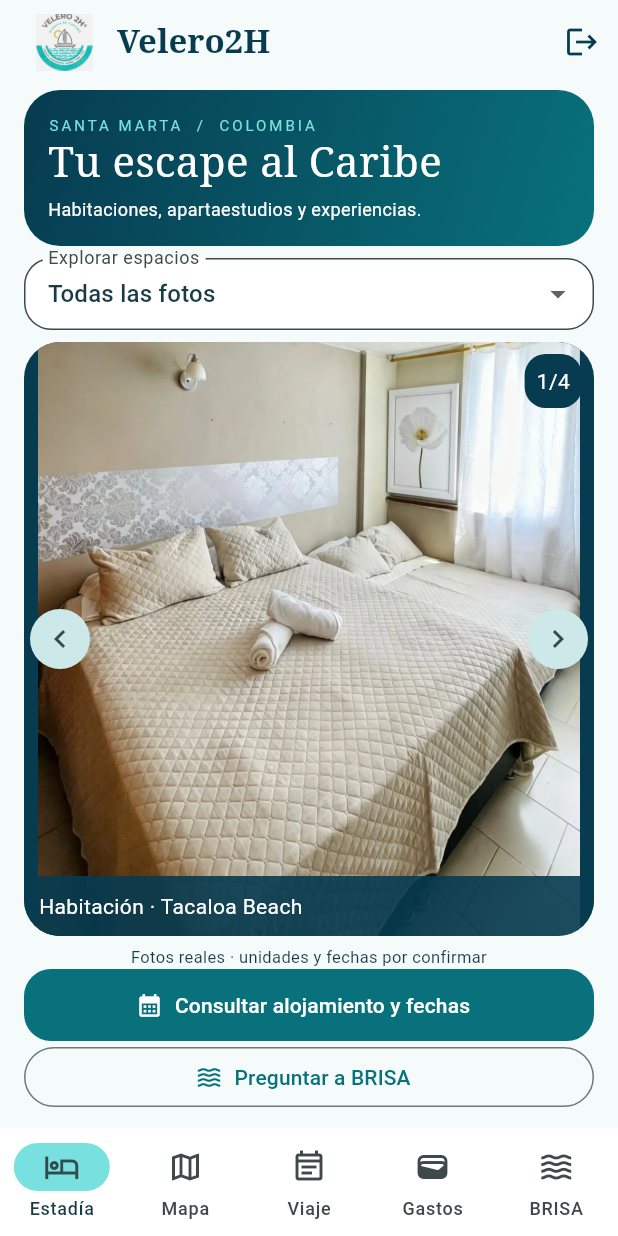
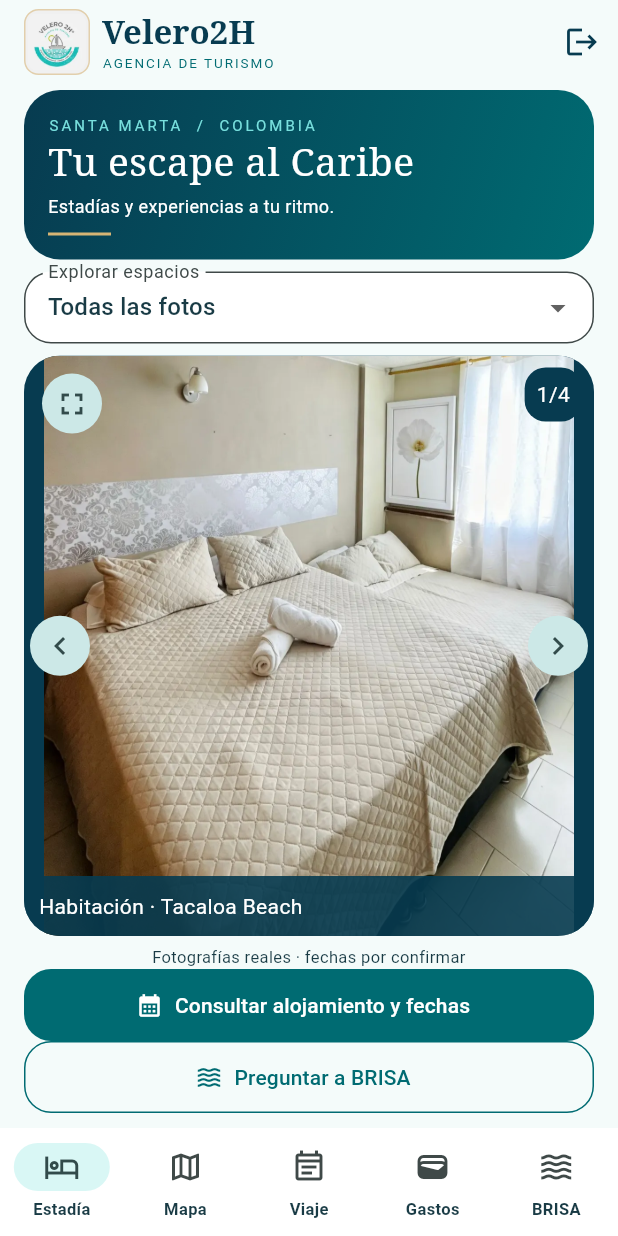
Before and after one commit to davidruizmanti1-lab/BIOMETRIC_LOGIN17, a Flutter app: the HomeScreen screen opened directly, on a phone screen of 412 x 824 dp. Run offline on Flutter 3.47's test engine with Material 3 defaults, Android fonts, the phone set to English and light mode, and no system bars; our stand-ins replace flutter_map, geolocator, latlong2, local_auth.

Commit message:
Velero2H 2.4: logo oficial, Aqua Luxury y corrección del SDK Android

```diff
--- a/lib/core/velero_theme.dart
+++ b/lib/core/velero_theme.dart
@@ -2,13 +2,14 @@ import 'package:flutter/material.dart';
 
 // Identidad costera de Velero2H.
 abstract final class VeleroTheme {
-  static const aqua = Color(0xFF25BFC7);
+  static const aqua = Color(0xFF16B6B5);
   static const lightAqua = Color(0xFF78E0DE);
-  static const teal = Color(0xFF08717B);
+  static const teal = Color(0xFF006B72);
   static const ocean = Color(0xFF073B50);
   static const water = Color(0xFFD9F7F5);
   static const ivory = Color(0xFFF4FBFA);
   static const gold = Color(0xFFD6B474);
+  static const champagne = Color(0xFFF2E4C8);
   static const ink = Color(0xFF193B45);
 
   static ThemeData get light => ThemeData(
@@ -20,7 +21,19 @@ abstract final class VeleroTheme {
       onPrimaryContainer: ocean,
     ),
     appBarTheme: const AppBarThemeData(backgroundColor: ivory, foregroundColor: ocean, elevation: 0),
-    navigationBarTheme: const NavigationBarThemeData(backgroundColor: Colors.white, indicatorColor: lightAqua),
+    navigationBarTheme: const NavigationBarThemeData(
+      backgroundColor: Colors.white, indicatorColor: water,
+      elevation: 0, labelTextStyle: WidgetStatePropertyAll(TextStyle(fontSize: 11, fontWeight: FontWeight.w600)),
+    ),
+    cardTheme: CardThemeData(
+      color: Colors.white, elevation: 0,
+      shape: RoundedRectangleBorder(borderRadius: BorderRadius.circular(24), side: const BorderSide(color: water)),
+    ),
+    outlinedButtonTheme: OutlinedButtonThemeData(style: OutlinedButton.styleFrom(
+      minimumSize: const Size(0, 48), foregroundColor: teal,
+      side: const BorderSide(color: teal),
+      shape: RoundedRectangleBorder(borderRadius: BorderRadius.circular(18)),
+    )),
     filledButtonTheme: FilledButtonThemeData(style: FilledButton.styleFrom(
       minimumSize: const Size(0, 48),
       shape: RoundedRectangleBorder(borderRadius: BorderRadius.circular(18)),
--- a/lib/presentation/screens/home_screen.dart
+++ b/lib/presentation/screens/home_screen.dart
@@ -8,6 +8,7 @@ import '../controllers/auth_controller.dart';
 import 'travel_screens.dart';
 import 'velero_map_screen.dart';
 import 'brisa_screen.dart';
+import '../widgets/velero_brand.dart';
 
 class HomeScreen extends StatefulWidget {
   const HomeScreen({super.key});
@@ -22,9 +23,12 @@ class _HomeScreenState extends State<HomeScreen> {
     final keyboard = MediaQuery.viewInsetsOf(context).bottom > 0;
     return Scaffold(
       appBar: AppBar(title: Row(children: [
-        Image.asset('assets/images/velero/logo-velero2h.webp', height: 38, width: 54, fit: BoxFit.contain),
+        const VeleroBrand(size: 44),
         const SizedBox(width: 8),
-        const Text('Velero2H', style: TextStyle(fontWeight: FontWeight.w700, fontFamily: 'serif')),
+        const Expanded(child: Column(crossAxisAlignment: CrossAxisAlignment.start, children: [
+          Text('Velero2H', style: TextStyle(fontWeight: FontWeight.w700, fontFamily: 'serif', fontSize: 22)),
+          Text('AGENCIA DE TURISMO', style: TextStyle(color: VeleroTheme.teal, fontSize: 9, letterSpacing: 1.3)),
+        ])),
       ]), actions: [
         IconButton(tooltip: 'Cerrar sesión', onPressed: context.read<AuthController>().logout, icon: const Icon(Icons.logout)),
       ]),
@@ -55,11 +59,11 @@ class _HomeScreenState extends State<HomeScreen> {
   // Las herramientas mantienen su estado dentro de la sesión.
   Widget _pane(int index, Widget child, double height) => Offstage(
     offstage: _tab != index,
-    child: TickerMode(enabled: _tab == index, child: OverflowBox(
+    child: ExcludeFocus(excluding: _tab != index, child: TickerMode(enabled: _tab == index, child: OverflowBox(
       minHeight: _tab == index ? height : 650,
       maxHeight: _tab == index ? height : 650,
       alignment: Alignment.topCenter, child: child,
-    )),
+    ))),
   );
 }
 
@@ -89,6 +93,23 @@ class _CatalogScreenState extends State<CatalogScreen> {
     } catch (_) { /* Las fotos de la web siguen disponibles. */ }
   }
 
+  void _viewPhoto(VeleroPhoto photo) {
+    showDialog<void>(context: context, builder: (context) => Dialog.fullscreen(
+      backgroundColor: VeleroTheme.ocean,
+      child: SafeArea(child: Column(children: [
+        Row(children: [
+          IconButton(color: Colors.white, tooltip: 'Cerrar foto', onPressed: () => Navigator.pop(context), icon: const Icon(Icons.close)),
+          Expanded(child: Text(photo.caption, style: const TextStyle(color: Colors.white), maxLines: 2)),
+        ]),
+        Expanded(child: InteractiveViewer(
+          minScale: 1, maxScale: 3,
+          child: Center(child: Image.asset(photo.asset, fit: BoxFit.contain)),
+        )),
+        const Padding(padding: EdgeInsets.all(12), child: Text('Foto real · acerca con dos dedos', style: TextStyle(color: Colors.white70))),
+      ])),
+    ));
+  }
+
   Future<void> _open() async {
     final messenger = ScaffoldMessenger.of(context);
     try {
@@ -102,7 +123,7 @@ class _CatalogScreenState extends State<CatalogScreen> {
     final photos = VeleroGallery.available(_assets, _category);
     final photo = photos.isEmpty ? null : photos[_index % photos.length];
     return LayoutBuilder(builder: (context, box) => Column(crossAxisAlignment: CrossAxisAlignment.stretch, children: [
-      if (box.maxHeight > 370) Container(
+      if (box.maxHeight > 435) Container(
         padding: const EdgeInsets.all(16),
         decoration: BoxDecoration(borderRadius: BorderRadius.circular(24), gradient: const LinearGradient(
           begin: Alignment.topLeft, end: Alignment.bottomRight,
@@ -111,9 +132,11 @@ class _CatalogScreenState extends State<CatalogScreen> {
         child: const Column(crossAxisAlignment: CrossAxisAlignment.start, children: [
           Text('SANTA MARTA  /  COLOMBIA', style: TextStyle(color: VeleroTheme.lightAqua, fontSize: 10, letterSpacing: 2)),
           SizedBox(height: 4),
-          Text('Tu escape al Caribe', style: TextStyle(fontSize: 28, color: Colors.white, fontFamily: 'serif', height: 1.05)),
+          Text('Tu escape al Caribe', style: TextStyle(fontSize: 26, color: Colors.white, fontFamily: 'serif', height: 1.05)),
           SizedBox(height: 8),
-          Text('Habitaciones, apartaestudios y experiencias.', style: TextStyle(color: Colors.white, fontSize: 12)),
+          Text('Estadías y experiencias a tu ritmo.', style: TextStyle(color: Colors.white, fontSize: 12)),
+          SizedBox(height: 9),
+          SizedBox(width: 42, height: 2, child: ColoredBox(color: VeleroTheme.gold)),
         ]),
       ),
       const SizedBox(height: 8),
@@ -129,7 +152,10 @@ class _CatalogScreenState extends State<CatalogScreen> {
         child: ColoredBox(color: VeleroTheme.ocean, child: photo == null
           ? const Center(child: Text('No hay fotos de esta categoría instaladas.', textAlign: TextAlign.center, style: TextStyle(color: Colors.white)))
           : Stack(fit: StackFit.expand, children: [
-            Image.asset(photo.asset, fit: BoxFit.contain, semanticLabel: photo.caption),
+            Image.asset(photo.asset, fit: BoxFit.contain, semanticLabel: photo.caption,
+              errorBuilder: (_, error, stack) => const Center(child: Text('Foto no disponible', style: TextStyle(color: Colors.white)))),
+            Positioned(top: 8, left: 8, child: IconButton.filledTonal(
+              tooltip: 'Ampliar fotografía', onPressed: () => _viewPhoto(photo), icon: const Icon(Icons.fullscreen))),
             Align(alignment: Alignment.centerLeft, child: IconButton.filledTonal(tooltip: 'Foto anterior', onPressed: () => setState(() => _index = (_index + photos.length - 1) % photos.length), icon: const Icon(Icons.chevron_left))),
             Align(alignment: Alignment.centerRight, child: IconButton.filledTonal(tooltip: 'Foto siguiente', onPressed: () => setState(() => _index = (_index + 1) % photos.length), icon: const Icon(Icons.chevron_right))),
             Positioned(top: 8, right: 8, child: DecoratedBox(decoration: BoxDecoration(color: VeleroTheme.ocean, borderRadius: BorderRadius.circular(14)), child: Padding(padding: const EdgeInsets.all(8), child: Text('${_index + 1}/${photos.length}', style: const TextStyle(color: Colors.white))))),
@@ -138,7 +164,7 @@ class _CatalogScreenState extends State<CatalogScreen> {
         ),
       )),
       const SizedBox(height: 6),
-      const Text('Fotos reales · unidades y fechas por confirmar', style: TextStyle(fontSize: 11), textAlign: TextAlign.center),
+      const Text('Fotografías reales · fechas por confirmar', style: TextStyle(fontSize: 11), textAlign: TextAlign.center),
       FilledButton.icon(onPressed: _open, icon: const Icon(Icons.calendar_month), label: const Text('Consultar alojamiento y fechas')),
       OutlinedButton.icon(onPressed: widget.onBrisa, icon: const Icon(Icons.waves), label: const Text('Preguntar a BRISA')),
     ]));
--- a/lib/presentation/screens/splash_screen.dart
+++ b/lib/presentation/screens/splash_screen.dart
@@ -1,5 +1,6 @@
 import 'package:flutter/material.dart';
 import '../../core/velero_theme.dart';
+import '../widgets/velero_brand.dart';
 
 class SplashScreen extends StatelessWidget {
   const SplashScreen({super.key});
@@ -7,7 +8,7 @@ class SplashScreen extends StatelessWidget {
   Widget build(BuildContext context) => const Scaffold(
     backgroundColor: VeleroTheme.ocean,
     body: SafeArea(child: Center(child: Column(mainAxisSize: MainAxisSize.min, children: [
-      Icon(Icons.sailing_outlined, size: 82, color: VeleroTheme.gold),
+      VeleroBrand(size: 132),
       SizedBox(height: 18),
       Text('Velero2H', style: TextStyle(fontSize: 36, color: Colors.white, fontFamily: 'serif')),
       Text('SANTA MARTA · COLOMBIA', style: TextStyle(color: VeleroTheme.lightAqua, letterSpacing: 2, fontSize: 12)),
--- a/lib/presentation/screens/travel_screens.dart
+++ b/lib/presentation/screens/travel_screens.dart
@@ -98,6 +98,7 @@ class _BudgetScreenState extends State<BudgetScreen> {
     final compact = box.maxHeight < 400;
     final total = _expenses.fold(0, (sum, item) => sum + item.$2);
     final split = TravelTools.split(total, _people);
+    final keyboard = MediaQuery.viewInsetsOf(context).bottom > 0;
     return Column(crossAxisAlignment: CrossAxisAlignment.stretch, children: [
       if (!compact) ...[
         Container(padding: const EdgeInsets.all(14), decoration: BoxDecoration(color: VeleroTheme.ocean, borderRadius: BorderRadius.circular(22)), child: Column(crossAxisAlignment: CrossAxisAlignment.start, children: [
@@ -118,7 +119,7 @@ class _BudgetScreenState extends State<BudgetScreen> {
       ]),
       if (_error != null) Text(_error!, style: TextStyle(color: Theme.of(context).colorScheme.error)),
       FilledButton.icon(onPressed: _add, icon: const Icon(Icons.add), label: const Text('Registrar gasto')),
-      Expanded(child: Card(child: Center(child: _expenses.isEmpty
+      if (keyboard) const Spacer() else Expanded(child: Card(child: Center(child: _expenses.isEmpty
         ? const Text('Aún no has registrado gastos.')
         : Column(mainAxisSize: MainAxisSize.min, children: [
           Text('${_page + 1}/${_expenses.length} · ${_expenses[_page].$1}'),
--- a/lib/presentation/screens/velero_map_screen.dart
+++ b/lib/presentation/screens/velero_map_screen.dart
@@ -65,7 +65,9 @@ class _VeleroMapScreenState extends State<VeleroMapScreen> {
           for (final point in _points) Marker(point: point.$2, width: 42, height: 42, child: const Icon(Icons.location_on, color: VeleroTheme.teal, size: 36)),
           if (_position != null) Marker(point: _position!, width: 36, height: 36, child: const Icon(Icons.my_location, color: Colors.blue)),
         ]),
-        const SimpleAttributionWidget(source: Text('© OpenStreetMap contributors')),
+        SimpleAttributionWidget(source: const Text('© OpenStreetMap contributors'), onTap: () async {
+          try { await launchUrl(Uri.https('www.openstreetmap.org', '/copyright'), mode: LaunchMode.externalApplication); } catch (_) {}
+        }),
       ],
     ))),
     const SizedBox(height: 8),
@@ -76,6 +78,6 @@ class _VeleroMapScreenState extends State<VeleroMapScreen> {
       const SizedBox(width: 8),
       Expanded(child: FilledButton.icon(onPressed: _route, icon: const Icon(Icons.directions), label: const Text('Ruta'))),
     ]),
-    const Text('La ubicación y la ruta pueden compartirse con el proveedor de mapas.', style: TextStyle(fontSize: 11)),
+    const Text('El GPS y las rutas pueden compartir datos con el proveedor de mapas.', style: TextStyle(fontSize: 11)),
   ]);
 }
--- /dev/null
+++ b/lib/presentation/widgets/velero_brand.dart
@@ -0,0 +1,30 @@
+import 'package:flutter/material.dart';
+import '../../core/velero_theme.dart';
+
+// El emblema original se incluye en el APK, sin conexión.
+class VeleroBrand extends StatelessWidget {
+  const VeleroBrand({super.key, this.size = 96});
+  final double size;
+  static const asset = 'assets/images/velero/logo-oficial.webp';
+
+  @override
+  Widget build(BuildContext context) => Semantics(
+    label: 'Velero 2H, agencia de turismo',
+    image: true,
+    child: Container(
+      width: size, height: size,
+      padding: EdgeInsets.all(size * .035),
+      decoration: BoxDecoration(
+        color: const Color(0xFFF0F0F0),
+        borderRadius: BorderRadius.circular(size * .22),
+        border: Border.all(color: VeleroTheme.gold.withValues(alpha: .55)),
+      ),
+      child: ClipRRect(
+        borderRadius: BorderRadius.circular(size * .17),
+        child: Image.asset(asset, fit: BoxFit.contain,
+          excludeFromSemantics: true,
+          errorBuilder: (_, error, stack) => Icon(Icons.sailing_outlined, size: size * .55, color: VeleroTheme.teal)),
+      ),
+    ),
+  );
+}
--- a/pubspec.yaml
+++ b/pubspec.yaml
@@ -1,7 +1,7 @@
 name: biometric_login
 description: Velero2H - alojamientos y experiencias en Santa Marta
 publish_to: 'none'
-version: 2.3.0+6
+version: 2.4.0+7
 environment:
   sdk: ">=3.10.0 <4.0.0"
   flutter: ">=3.38.0"
```
Also changed, not shown: lib/presentation/controllers/auth_controller.dart (+17 -2 lines), lib/presentation/screens/login_screen.dart (+11 -3 lines), assets/images/velero/logo-oficial.webp (added), 5 other files.
